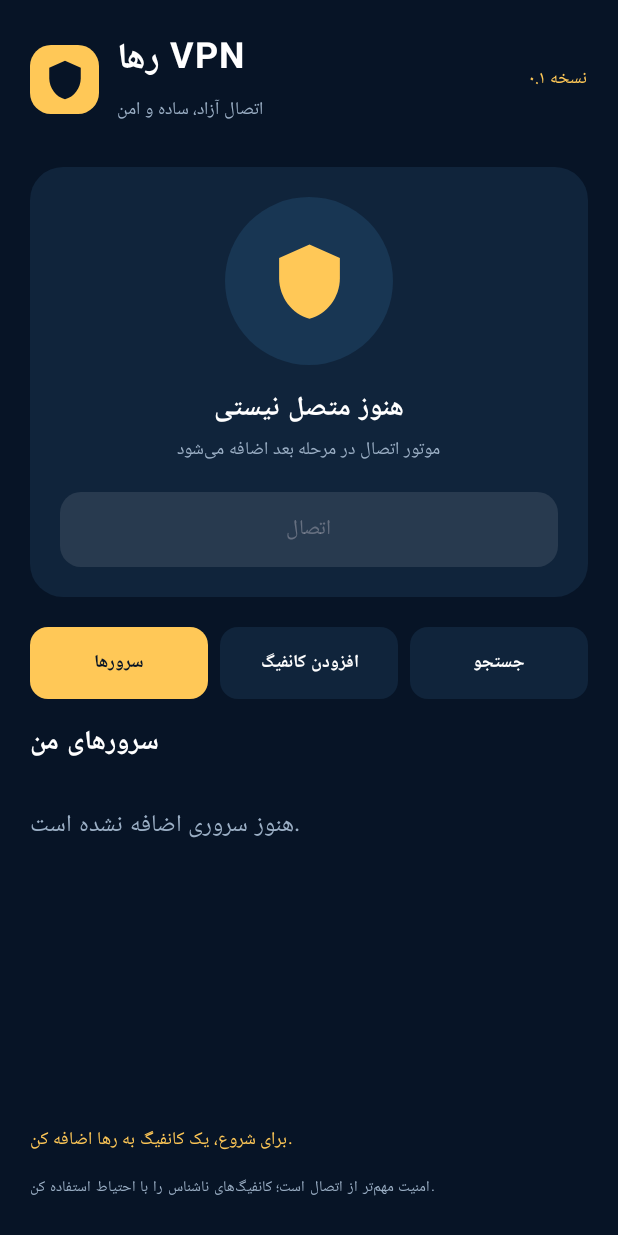
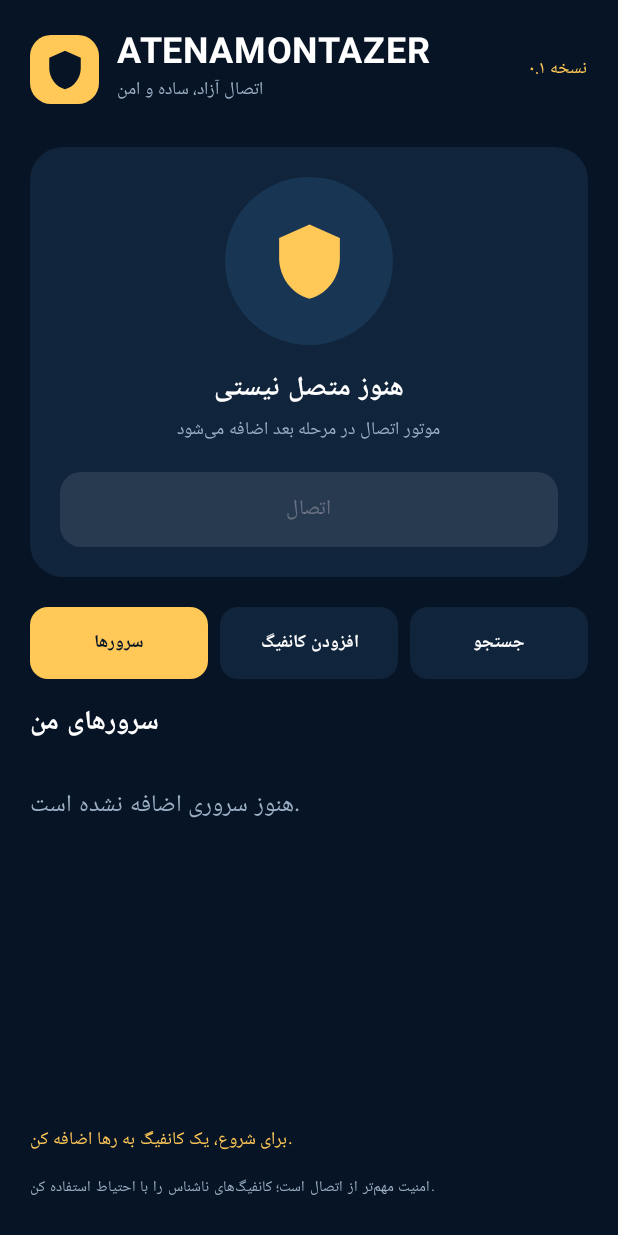
Before and after one commit to m09127252638-max/raha-vpn, an Android app built with Jetpack Compose: the screen it shows after launch (MainActivity), on a phone screen of 412 x 824 dp. Run offline under Robolectric (Android 15) with nearby library versions, the phone set to English and light mode, and no system bars; pictures from the network do not load.

Commit message:
Update in-app title to ATENAMONTAZER

```diff
--- a/app/src/main/java/com/raha/vpn/MainActivity.kt
+++ b/app/src/main/java/com/raha/vpn/MainActivity.kt
@@ -65,7 +65,7 @@ fun RahaApp() {
                     }
                     Spacer(Modifier.width(12.dp))
                     Column {
-                        Text("رها VPN", fontSize = 24.sp, fontWeight = FontWeight.Bold, color = Color.White)
+                        Text("ATENAMONTAZER", fontSize = 24.sp, fontWeight = FontWeight.Bold, color = Color.White)
                         Text("اتصال آزاد، ساده و امن", color = Muted, fontSize = 12.sp)
                     }
                     Spacer(Modifier.weight(1f))
```
